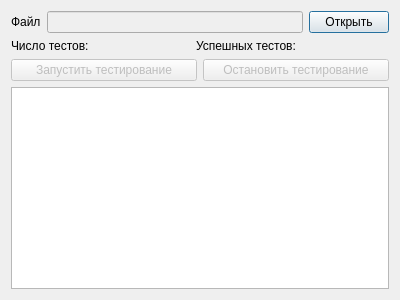
marselnm/simple_project, file file_test.ui: the form before one commit.
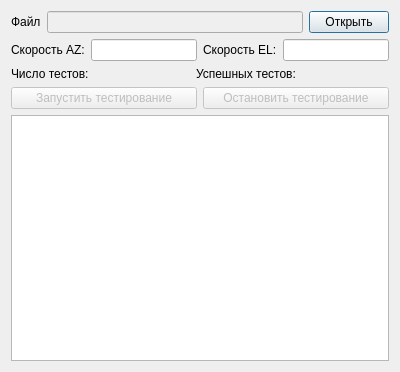
The form after the commit.

Commit message: Теперь высылается команда на остановку всех двигателей при нажатии на кнопку "завершить тестирование" или при закрытии окна тестирования.

The edit to the form file:
```diff
--- a/file_test.ui
+++ b/file_test.ui
@@ -7,7 +7,7 @@
     <x>0</x>
     <y>0</y>
     <width>400</width>
-    <height>300</height>
+    <height>372</height>
    </rect>
   </property>
   <property name="windowTitle">
@@ -42,6 +42,30 @@
      </item>
     </layout>
    </item>
+   <item>
+    <layout class="QHBoxLayout" name="horizontalLayout_4">
+     <item>
+      <widget class="QLabel" name="label_4">
+       <property name="text">
+        <string>Скорость AZ:</string>
+       </property>
+      </widget>
+     </item>
+     <item>
+      <widget class="QLineEdit" name="lineEdit_2"/>
+     </item>
+     <item>
+      <widget class="QLabel" name="label_5">
+       <property name="text">
+        <string>Скорость EL:</string>
+       </property>
+      </widget>
+     </item>
+     <item>
+      <widget class="QLineEdit" name="lineEdit"/>
+     </item>
+    </layout>
+   </item>
    <item>
     <layout class="QHBoxLayout" name="horizontalLayout_2">
      <item>
```
The commit also changes 4 other files.
